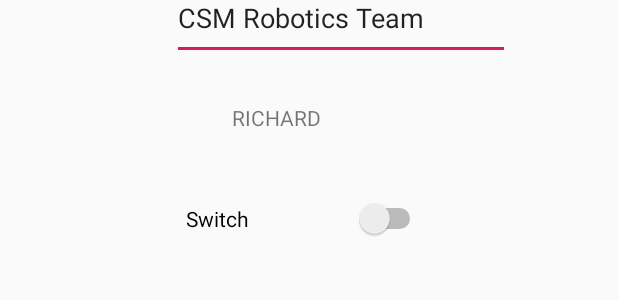
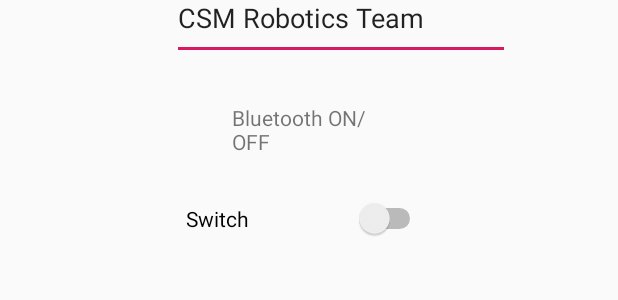
Before and after one commit to RHerrera83/GUI, an Android app: the layout content_main.xml on its own in the app's theme, with its tools: preview values and no code run, on a phone screen of 412 x 824 dp. Shown: the part 330-630 px from the top of the screen. Run offline under Robolectric (Android 15) with nearby library versions, the phone set to English and light mode, and no system bars.

Commit message:
Changes made in MainActivity

```diff
--- a/app/src/main/res/layout/content_main.xml
+++ b/app/src/main/res/layout/content_main.xml
@@ -28,7 +28,7 @@
         android:layout_height="40dp"
         android:layout_marginEnd="148dp"
         android:layout_marginRight="148dp"
-        android:text="RICHARD"
+        android:text="Bluetooth ON/OFF"
         app:layout_constraintBottom_toTopOf="@+id/switch3"
         app:layout_constraintEnd_toEndOf="parent" />
 
```
